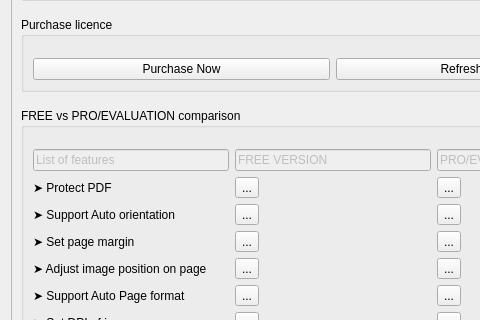
The window that src/account.ui (rishabh3354/JPG2PDF) describes before a commit, drawn with Qt 5; both pictures show x 0 to 480 and y 238 to 558 of the 666 by 691 pixel window.
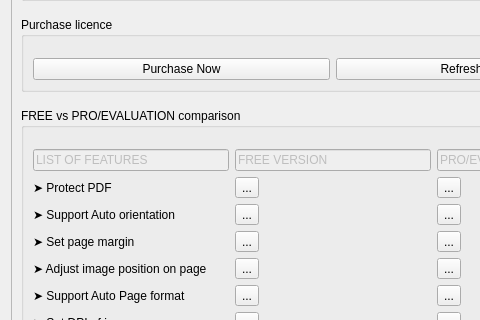
The same window after the commit. Icons and pictures are not drawn.

Commit message: general setting saved

What changed in the file:
```diff
--- a/src/account.ui
+++ b/src/account.ui
@@ -89,7 +89,7 @@
       <property name="geometry">
        <rect>
         <x>0</x>
-        <y>-35</y>
+        <y>0</y>
         <width>632</width>
         <height>626</height>
        </rect>
@@ -429,7 +429,7 @@
                  <string notr="true"/>
                 </property>
                 <property name="text">
-                 <string>List of features</string>
+                 <string>LIST OF FEATURES</string>
                 </property>
                </widget>
               </item>
```
The commit also changes 2 other files.
